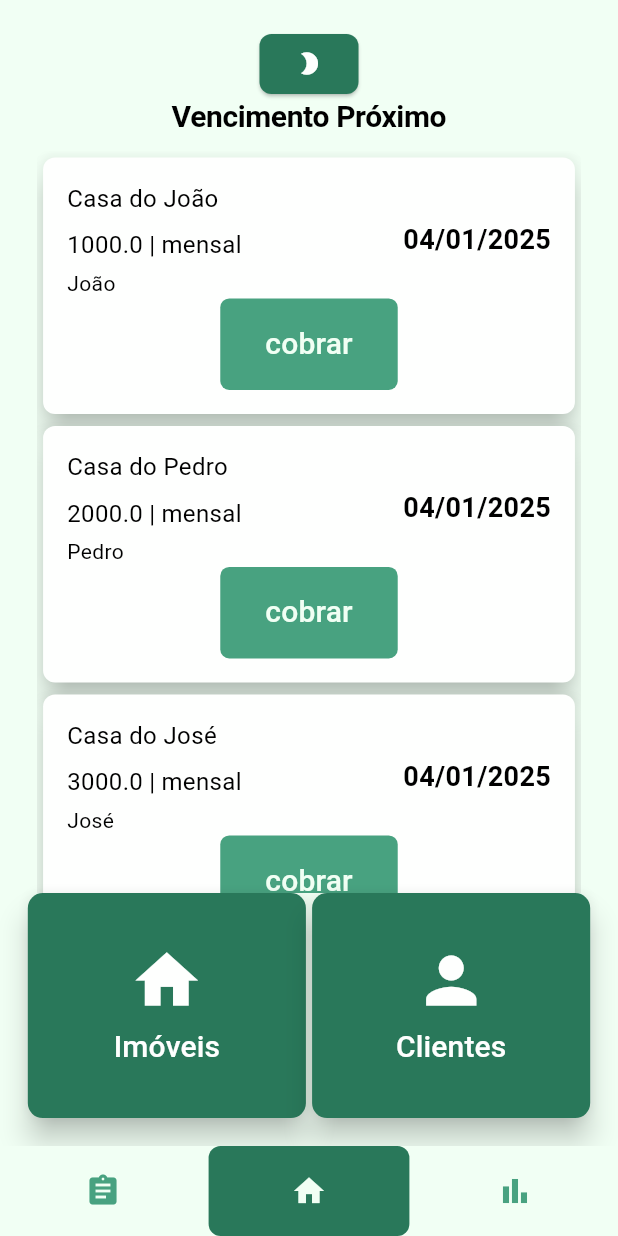
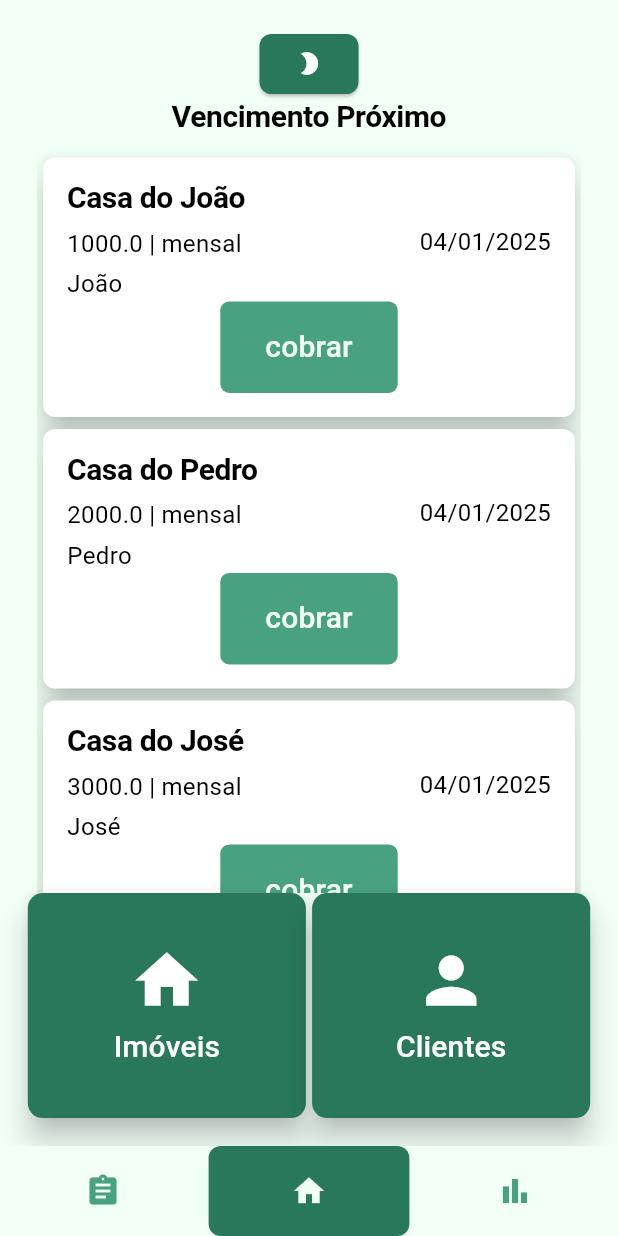
Before and after one commit to moisescunhapimentel/trabalho-pratico3-prog4, a Flutter app: the screen it shows after launch, item 2 of the bottom bar chosen, on a phone screen of 412 x 824 dp. Run offline on Flutter 3.47's test engine with Material 3 defaults, Android fonts, the phone set to English and light mode, and no system bars; our stand-ins replace drift; accounts and stored records are empty; generated files the repository leaves out were written again; Roboto replaces fonts that are missing (Concert One).

Commit message:
atualizar estilização de textos em VencimentoProximoCard

```diff
--- a/lib/ui/widgets/vencimento_proximo_card.dart
+++ b/lib/ui/widgets/vencimento_proximo_card.dart
@@ -39,26 +39,23 @@ class VencimentoProximoCard extends StatelessWidget {
                     crossAxisAlignment: CrossAxisAlignment.start,
                     children: [
                       Text(
-                        nomeImovel,
+                        nomeImovel,  style: Theme.of(context).textTheme.displayLarge,
 
                       ),
                       const SizedBox(height: 8),
                       Row(
                         children: [
-                          Text('$valorContrato'),
+                          Text('$valorContrato',  style: Theme.of(context).textTheme.bodyMedium),
                           const SizedBox(width: 4),
                           const Text('|'),
                           const SizedBox(width: 4),
-                          Text(tipoIntervalo.name),
+                          Text(tipoIntervalo.name, style: Theme.of(context).textTheme.bodyMedium),
                         ],
                       ),
                       const SizedBox(height: 4),
                       Text(
                         nomeInquelino,
-                        style: const TextStyle(
-                          fontSize: 14,
-
-                        ),
+                        style: Theme.of(context).textTheme.bodyMedium
                       ),
                     ],
                   ),
@@ -67,10 +64,7 @@ class VencimentoProximoCard extends StatelessWidget {
                 Text(
                   DateFormat('dd/MM/yyyy')
                       .format(dataVencimento),
-                  style: const TextStyle(
-                    fontSize: 18,
-                    fontWeight: FontWeight.bold,
-                  ),
+                  style: Theme.of(context).textTheme.bodyMedium
                 ),
               ],
             ),
```
